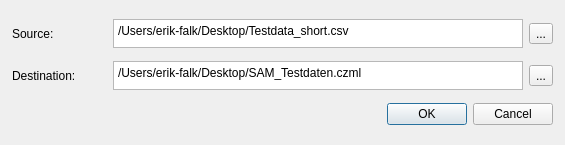
First picture: the form in addfile.ui, repository erikfalk/SAM_Sensorauswertung, before the edit.
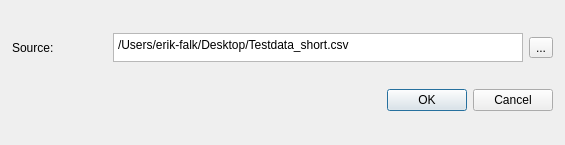
Second picture: the form after the edit.

What changed in the file:
```diff
--- a/addfile.ui
+++ b/addfile.ui
@@ -79,41 +79,7 @@
      </layout>
     </item>
     <item>
-     <layout class="QHBoxLayout" name="horizontalLayout_2">
-      <item>
-       <widget class="QLabel" name="dest_label">
-        <property name="text">
-         <string>Destination:</string>
-        </property>
-       </widget>
-      </item>
-      <item>
-       <widget class="QPlainTextEdit" name="destination_TextEdit">
-        <property name="minimumSize">
-         <size>
-          <width>410</width>
-          <height>29</height>
-         </size>
-        </property>
-        <property name="maximumSize">
-         <size>
-          <width>410</width>
-          <height>29</height>
-         </size>
-        </property>
-        <property name="plainText">
-         <string>/Users/erik-falk/Desktop/SAM_Testdaten.czml</string>
-        </property>
-       </widget>
-      </item>
-      <item>
-       <widget class="QToolButton" name="dst_toolButton">
-        <property name="text">
-         <string>...</string>
-        </property>
-       </widget>
-      </item>
-     </layout>
+     <layout class="QHBoxLayout" name="horizontalLayout_2"/>
     </item>
     <item>
      <widget class="QDialogButtonBox" name="buttonBox">
```
